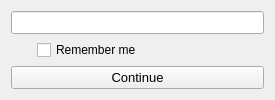
Above: ui_files/username.ui from alasgarovs/Secure-RDC before the change. Below: the same form after it.
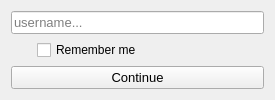
That is the form after the change. Icons and pictures are not drawn.

Commit message: add placeholder, tooltips

Diff of the .ui file:
```diff
--- a/ui_files/username.ui
+++ b/ui_files/username.ui
@@ -66,8 +66,26 @@
          <pointsize>10</pointsize>
         </font>
        </property>
+       <property name="toolTip">
+        <string>enter username</string>
+       </property>
+       <property name="inputMask">
+        <string/>
+       </property>
+       <property name="text">
+        <string/>
+       </property>
        <property name="maxLength">
-        <number>1000</number>
+        <number>32767</number>
+       </property>
+       <property name="echoMode">
+        <enum>QLineEdit::Normal</enum>
+       </property>
+       <property name="placeholderText">
+        <string>username...</string>
+       </property>
+       <property name="cursorMoveStyle">
+        <enum>Qt::LogicalMoveStyle</enum>
        </property>
        <property name="clearButtonEnabled">
         <bool>true</bool>
```
Left out of the diff: 6 changed lines with no effect on the pictures. The commit also changes 4 other files.
